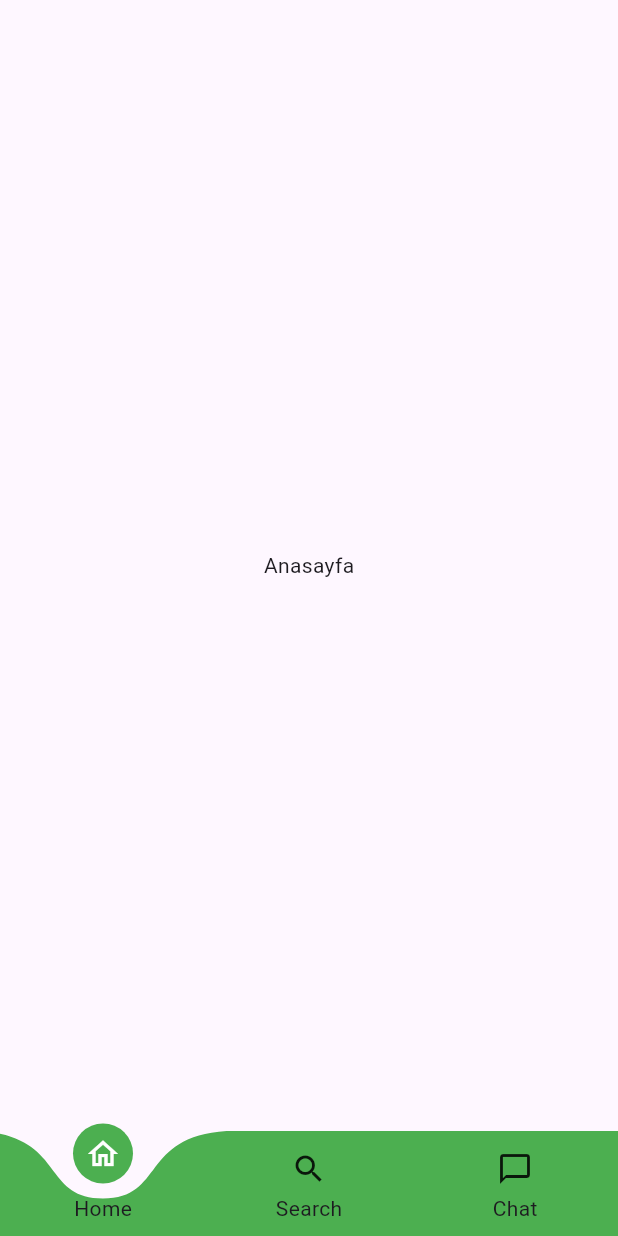
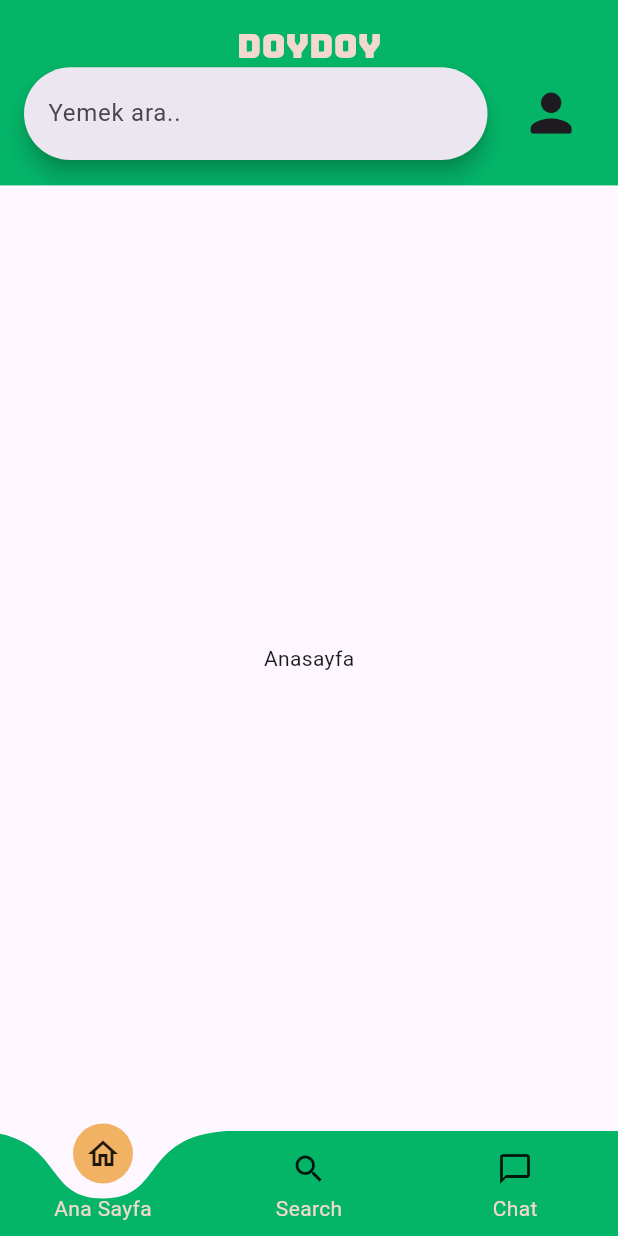
Before and after one commit to muratemreates/Yemek_Uygulamasi_bitirme_projesi, a Flutter app: the screen it shows after launch, on a phone screen of 412 x 824 dp. Run offline on Flutter 3.47's test engine with Material 3 defaults, Android fonts, the phone set to English and light mode, and no system bars; drawn by our look-alikes of curved_labeled_navigation_bar; our stand-ins replace google_fonts.

Commit message:
Appbar  ve title  eklendi

```diff
--- a/lib/main.dart
+++ b/lib/main.dart
@@ -1,6 +1,7 @@
 import 'package:flutter/material.dart';
 import 'package:curved_labeled_navigation_bar/curved_navigation_bar.dart';
 import 'package:curved_labeled_navigation_bar/curved_navigation_bar_item.dart';
+import 'package:yemek_uygulamasi_bp/models/renklr.dart';
 import 'package:yemek_uygulamasi_bp/ui/views/anasayfa.dart';
 import 'package:yemek_uygulamasi_bp/ui/views/detay_sayfa.dart';
 import 'package:yemek_uygulamasi_bp/ui/views/sepet_sayfa.dart';
@@ -17,7 +18,7 @@ class MyApp extends StatefulWidget {
 }
 
 class _MyAppState extends State<MyApp> {
-  var sayfalar = [Anasayfa(), DetaySayfa(), SepetSayfa()];
+  var sayfalar = [const Anasayfa(), const DetaySayfa(), const SepetSayfa()];
   int index = 0;
 
   @override
@@ -28,20 +29,30 @@ class _MyAppState extends State<MyApp> {
       home: Scaffold(
         body: sayfalar[index],
         bottomNavigationBar: CurvedNavigationBar(
+          animationCurve: Curves.elasticInOut,
+          animationDuration: Durations.extralong1,
+          buttonBackgroundColor: Renkler().sari,
+          height: 70,
           backgroundColor: Colors.transparent,
-          color: Colors.green,
-
-          items: const [
+          color: Renkler().yesil,
+          items: [
             CurvedNavigationBarItem(
-              child: Icon(Icons.home_outlined,color: Colors.white,),
-              label: 'Home',
+              labelStyle: TextStyle(color: Renkler().beyaz),
+              child: const Icon(
+                Icons.home_outlined,
+              ),
+              label: 'Ana Sayfa',
             ),
             CurvedNavigationBarItem(
-              child: Icon(Icons.search),
+              labelStyle: TextStyle(color: Renkler().beyaz),
+              child: const Icon(Icons.search),
               label: 'Search',
             ),
             CurvedNavigationBarItem(
-              child: Icon(Icons.chat_bubble_outline),
+              labelStyle: TextStyle(color: Renkler().beyaz),
+              child: const Icon(
+                Icons.chat_bubble_outline,
+              ),
               label: 'Chat',
             ),
           ],
--- /dev/null
+++ b/lib/models/renklr.dart
@@ -0,0 +1,8 @@
+import 'package:flutter/material.dart';
+
+class Renkler {
+Color beyaz =  const Color.fromARGB(255, 242, 217, 208);
+Color yesil =  const Color.fromARGB(255, 4, 181, 104);
+Color sari =  const Color.fromARGB(255, 242, 178, 99);
+
+}
--- a/lib/ui/views/anasayfa.dart
+++ b/lib/ui/views/anasayfa.dart
@@ -1,4 +1,7 @@
 import 'package:flutter/material.dart';
+import 'package:flutter/widgets.dart';
+import 'package:google_fonts/google_fonts.dart';
+import 'package:yemek_uygulamasi_bp/models/renklr.dart';
 
 class Anasayfa extends StatefulWidget {
   const Anasayfa({super.key});
@@ -10,6 +13,44 @@ class Anasayfa extends StatefulWidget {
 class _AnasayfaState extends State<Anasayfa> {
   @override
   Widget build(BuildContext context) {
-    return Center(child: Text("Anasayfa"),);
+    var genislik = MediaQuery.of(context).size.width;
+    var yukseklik = MediaQuery.of(context).size.height;
+
+    return Scaffold(
+        appBar: AppBar(
+          toolbarHeight: yukseklik * 0.15,
+          backgroundColor: Renkler().yesil,
+          title: Column(
+            crossAxisAlignment: CrossAxisAlignment.center,
+            children: [
+              Text(
+                "DoyDoy",
+                style: GoogleFonts.bungee(
+                  color: Renkler().beyaz,
+                ),
+              ),
+              Row(
+                children: [
+                  SizedBox(
+                      height: yukseklik * 0.075,
+                      width: genislik * 0.75,
+                      child: const SearchBar(
+                        hintText: "Yemek ara..",
+                      )),
+                  const Spacer(),
+                  IconButton(
+                      onPressed: () {},
+                      icon: Icon(
+                        Icons.person_rounded,
+                        size: yukseklik * 0.05,
+                      ))
+                ],
+              )
+            ],
+          ),
+        ),
+        body: const Center(
+          child: Text("Anasayfa"),
+        ));
   }
 }
```
Also changed, not shown: pubspec.yaml (+5 -13 lines), pubspec.lock, 1 other file.
